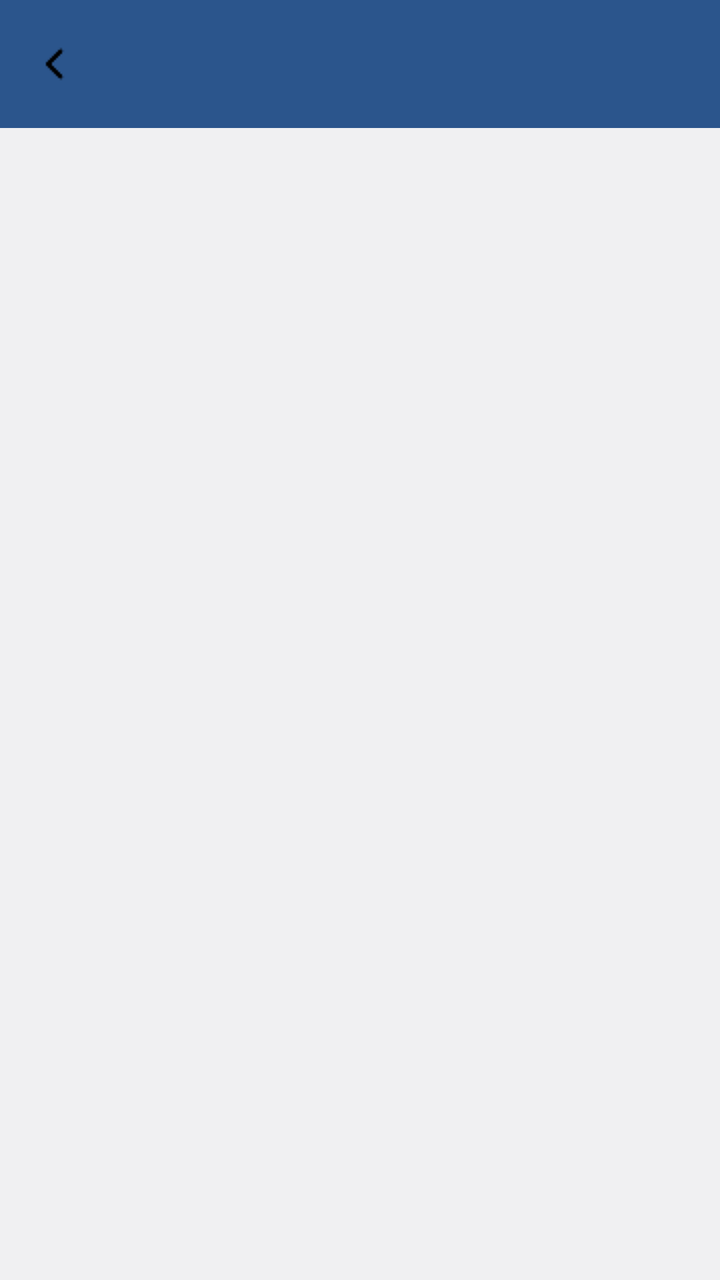
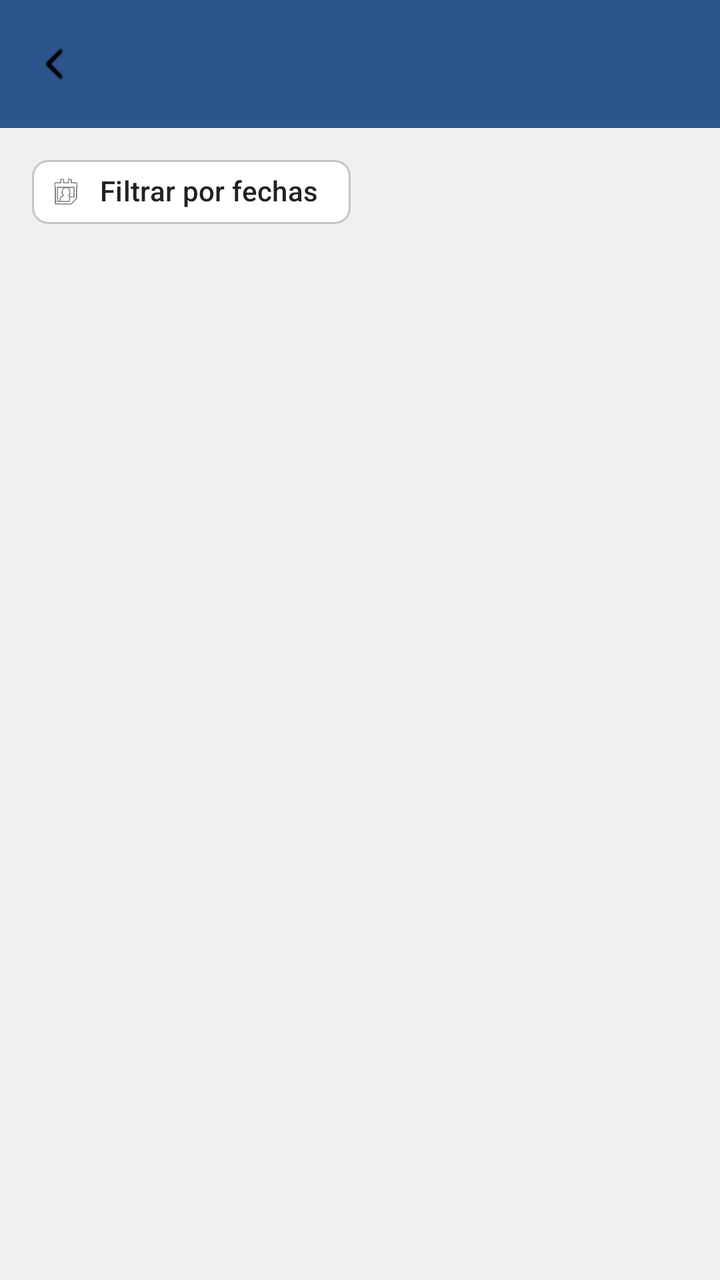

Compare the two renders of this Android layout. The source of the first and the diff that turns it into the second are given below.
<!-- AndroidManifest.xml: application theme Theme.Finanzas_independientes_app -->
<!-- res/layout/activity_transacciones.xml -->
<?xml version="1.0" encoding="utf-8"?>
<androidx.coordinatorlayout.widget.CoordinatorLayout
    xmlns:android="http://schemas.android.com/apk/res/android"
    xmlns:app="http://schemas.android.com/apk/res-auto"
    android:layout_width="match_parent"
    android:layout_height="match_parent"
    android:background="@color/bg_gray">

    
    <com.google.android.material.appbar.AppBarLayout
        android:id="@+id/appBarLayout"
        android:layout_width="match_parent"
        android:layout_height="wrap_content"
        android:background="@color/blue_dark">

        <androidx.appcompat.widget.Toolbar
            android:id="@+id/toolbar"
            android:layout_width="match_parent"
            android:layout_height="?attr/actionBarSize"
            android:title="Historial de transacciones"
            android:titleTextColor="@color/white"
            app:navigationIcon="@drawable/back_arrow"
            app:navigationIconTint="@color/white" />
    </com.google.android.material.appbar.AppBarLayout>

    
    <androidx.constraintlayout.widget.ConstraintLayout
        android:layout_width="match_parent"
        android:layout_height="match_parent"
        app:layout_behavior="@string/appbar_scrolling_view_behavior">

        
        <androidx.recyclerview.widget.RecyclerView
            android:id="@+id/rvTransacciones"
            android:layout_width="0dp"
            android:layout_height="0dp"
            android:clipToPadding="false"
            android:paddingHorizontal="16dp"
            android:paddingTop="8dp"
            android:paddingBottom="80dp"
            app:layout_constraintBottom_toTopOf="@id/btnLoadMore"
            app:layout_constraintEnd_toEndOf="parent"
            app:layout_constraintStart_toStartOf="parent"
            app:layout_constraintTop_toTopOf="parent" />

        
        <com.google.android.material.button.MaterialButton
            android:id="@+id/btnLoadMore"
            style="@style/Widget.App.Button"
            android:layout_width="0dp"
            android:layout_height="wrap_content"
            android:layout_marginHorizontal="32dp"
            android:layout_marginBottom="16dp"
            android:text="Cargar más"
            android:visibility="gone"
            app:layout_constraintBottom_toBottomOf="parent"
            app:layout_constraintEnd_toEndOf="parent"
            app:layout_constraintStart_toStartOf="parent" />

        
        <include
            android:id="@+id/viewState"
            layout="@layout/view_state"
            android:layout_width="0dp"
            android:layout_height="0dp"
            app:layout_constraintBottom_toTopOf="@id/btnLoadMore"
            app:layout_constraintEnd_toEndOf="parent"
            app:layout_constraintStart_toStartOf="parent"
            app:layout_constraintTop_toTopOf="parent" />

    </androidx.constraintlayout.widget.ConstraintLayout>

</androidx.coordinatorlayout.widget.CoordinatorLayout>
<!-- res/layout/view_state.xml (included above) -->
<?xml version="1.0" encoding="utf-8"?>
<LinearLayout
    xmlns:android="http://schemas.android.com/apk/res/android"
    android:id="@+id/viewStateContainer"
    android:layout_width="match_parent"
    android:layout_height="match_parent"
    android:gravity="center"
    android:orientation="vertical"
    android:padding="24dp"
    android:visibility="gone">

    
    <ProgressBar
        android:id="@+id/stateProgressBar"
        android:layout_width="56dp"
        android:layout_height="56dp"
        android:visibility="gone"
        android:indeterminateTint="@color/blue_primary" />

    
    <TextView
        android:id="@+id/stateEmptyIcon"
        android:layout_width="wrap_content"
        android:layout_height="wrap_content"
        android:text="📂"
        android:textSize="48sp"
        android:visibility="gone" />

    
    <TextView
        android:id="@+id/stateMessage"
        android:layout_width="wrap_content"
        android:layout_height="wrap_content"
        android:layout_marginTop="12dp"
        android:gravity="center"
        android:textColor="@color/text_gray"
        android:textSize="16sp"
        android:visibility="gone" />

    
    <com.google.android.material.button.MaterialButton
        android:id="@+id/stateRetryButton"
        style="@style/Widget.App.Button.Outlined"
        android:layout_width="wrap_content"
        android:layout_height="wrap_content"
        android:layout_marginTop="16dp"
        android:text="Reintentar"
        android:visibility="gone" />

</LinearLayout>
<!-- resources referenced by this layout -->
<resources>
  <color name="bg_gray">#F0F0F2</color>
  <color name="blue_dark">#2B558C</color>
  <color name="blue_primary">#4579BC</color>
  <color name="text_gray">#888888</color>
  <color name="white">#FFFFFF</color>
  <!-- drawable back_arrow: png bitmap (drawable, 227 bytes) -->
  <style name="Widget.App.Button" parent="Widget.MaterialComponents.Button">
          <item name="android:minHeight">56dp</item>
          <item name="backgroundTint">@color/blue_primary</item>
          <item name="android:textColor">@color/white</item>
          <item name="android:textSize">16sp</item>
          <item name="android:textStyle">bold</item>
          <item name="shapeAppearance">@style/ShapeAppearance.App.MediumComponent</item>
      </style>
  <style name="Widget.App.Button.Outlined" parent="Widget.MaterialComponents.Button.OutlinedButton">
          <item name="android:minHeight">48dp</item>
          <item name="strokeColor">@color/blue_primary</item>
          <item name="android:textColor">@color/blue_primary</item>
          <item name="android:textSize">14sp</item>
          <item name="shapeAppearance">@style/ShapeAppearance.App.SmallComponent</item>
      </style>
  <style name="Theme.Finanzas_independientes_app" parent="Base.Theme.Finanzas_independientes_app" />
  <style name="ShapeAppearance.App.MediumComponent" parent="ShapeAppearance.Material3.MediumComponent">
          <item name="cornerSize">12dp</item>
      </style>
  <style name="ShapeAppearance.App.SmallComponent" parent="ShapeAppearance.Material3.SmallComponent">
          <item name="cornerSize">8dp</item>
      </style>
  <style name="Base.Theme.Finanzas_independientes_app" parent="Theme.Material3.DayNight.NoActionBar">
          <item name="colorPrimary">@color/blue_primary</item>
          <item name="colorOnPrimary">@color/white</item>
          <item name="colorPrimaryContainer">@color/primary_container</item>
          <item name="colorOnPrimaryContainer">@color/on_primary_container</item>
          <item name="colorSecondary">@color/blue_dark</item>
          <item name="colorOnSecondary">@color/white</item>
          <item name="colorSurface">@color/surface</item>
          <item name="colorOnSurface">@color/on_surface</item>
          <item name="colorSurfaceVariant">@color/surface_variant</item>
          <item name="colorOnSurfaceVariant">@color/on_surface_variant</item>
          <item name="colorSurfaceContainer">@color/surface_container</item>
          <item name="android:colorBackground">@color/background</item>
          <item name="colorError">@color/error_red</item>
          <item name="colorOutline">@color/outline</item>
          <item name="colorOutlineVariant">@color/outline_variant</item>
      </style>
  <color name="primary_container">#DCE7F3</color>
  <color name="on_primary_container">#0F2942</color>
  <color name="surface">#FFFFFF</color>
  <color name="on_surface">#222222</color>
  <color name="surface_variant">#E4E7EC</color>
  <color name="on_surface_variant">#555555</color>
  <color name="surface_container">#E8E9ED</color>
  <color name="background">#E4E7EC</color>
  <color name="error_red">#B00020</color>
  <color name="outline">#C4C4C4</color>
  <color name="outline_variant">#E0E0E0</color>
</resources>

<!-- the commit's change to res/layout/activity_transacciones.xml (unified diff, before → after) -->
@@ -30,6 +30,19 @@
         app:layout_behavior="@string/appbar_scrolling_view_behavior">
 
         
+        <com.google.android.material.chip.Chip
+            android:id="@+id/chipRangoFechas"
+            android:layout_width="wrap_content"
+            android:layout_height="wrap_content"
+            android:layout_marginStart="16dp"
+            android:layout_marginTop="8dp"
+            android:text="Filtrar por fechas"
+            app:chipIcon="@android:drawable/ic_menu_my_calendar"
+            app:closeIconVisible="false"
+            app:layout_constraintStart_toStartOf="parent"
+            app:layout_constraintTop_toTopOf="parent" />
+
+        
         <androidx.recyclerview.widget.RecyclerView
             android:id="@+id/rvTransacciones"
             android:layout_width="0dp"
@@ -41,7 +54,7 @@
             app:layout_constraintBottom_toTopOf="@id/btnLoadMore"
             app:layout_constraintEnd_toEndOf="parent"
             app:layout_constraintStart_toStartOf="parent"
-            app:layout_constraintTop_toTopOf="parent" />
+            app:layout_constraintTop_toBottomOf="@id/chipRangoFechas" />
 
         
         <com.google.android.material.button.MaterialButton
@@ -66,7 +79,7 @@
             app:layout_constraintBottom_toTopOf="@id/btnLoadMore"
             app:layout_constraintEnd_toEndOf="parent"
             app:layout_constraintStart_toStartOf="parent"
-            app:layout_constraintTop_toTopOf="parent" />
+            app:layout_constraintTop_toBottomOf="@id/chipRangoFechas" />
 
     </androidx.constraintlayout.widget.ConstraintLayout>
 
